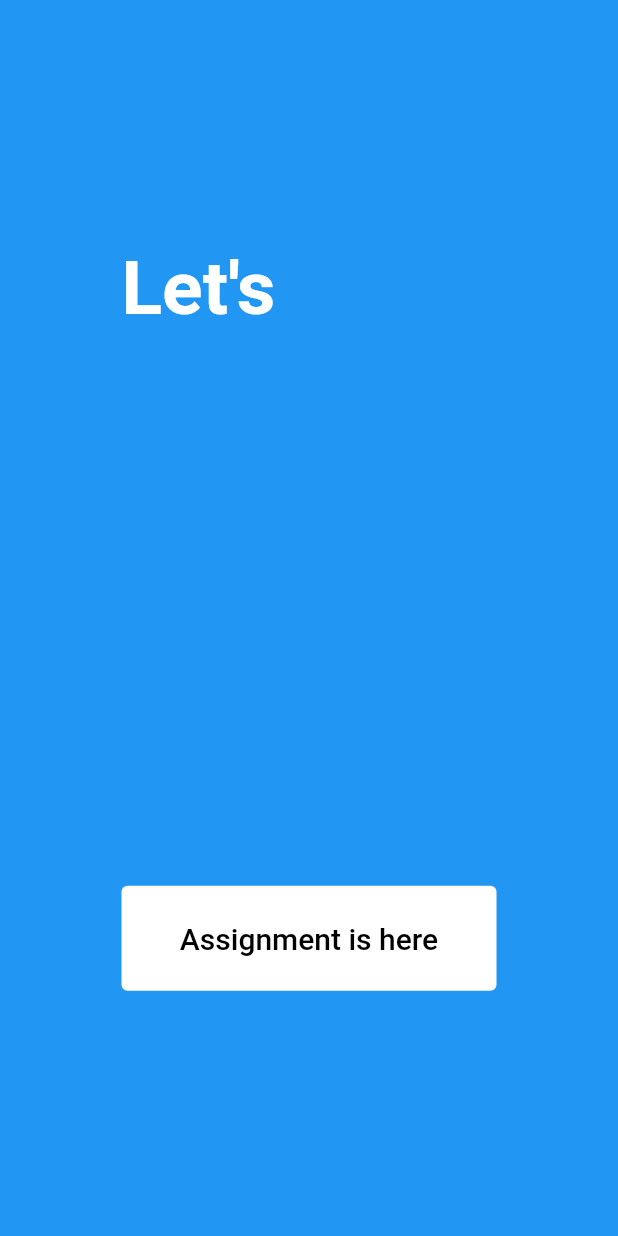
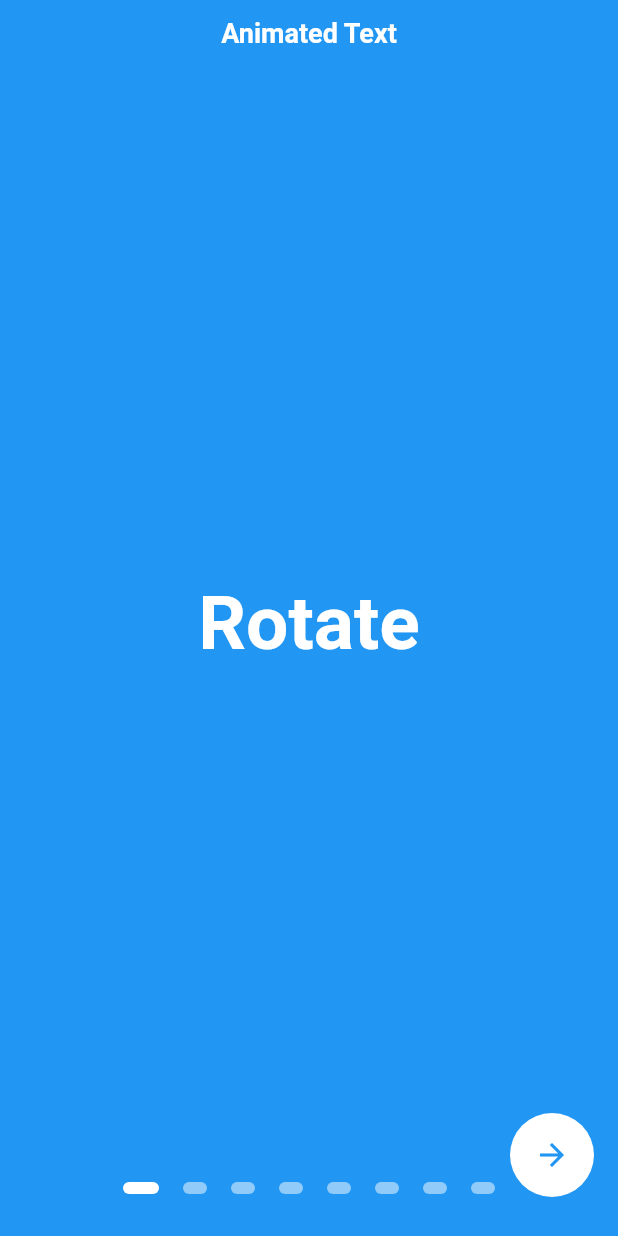
Before and after one commit to areeahmed/gdscassignment, a Flutter app: the screen it shows after launch, on a phone screen of 412 x 824 dp. Run offline on Flutter 3.47's test engine with Material 2 defaults, Android fonts, the phone set to English and light mode, and no system bars; drawn by our look-alikes of animated_text_kit, flutter_onboarding_slider.

Commit message:
Adding Animated Text with Slider to the project

```diff
--- a/lib/src/home_screen.dart
+++ b/lib/src/home_screen.dart
@@ -1,5 +1,4 @@
 import 'package:flutter/material.dart';
-import 'package:animated_text_kit/animated_text_kit.dart';
 
 class HomeScreen extends StatelessWidget {
   const HomeScreen({Key? key}) : super(key: key);
@@ -7,42 +6,43 @@ class HomeScreen extends StatelessWidget {
   @override
   Widget build(BuildContext context) {
     return Scaffold(
-      appBar: AppBar(
-        centerTitle: true,
-        title: Text('GDSC Al-iraqia'),
-        backgroundColor: Color.fromARGB(255, 35, 36, 66),
-      ),
       body: Center(
         child: Column(
           mainAxisAlignment: MainAxisAlignment.center,
           children: [
-            Text(
-              'Let\'s dart together!',
-              style: TextStyle(fontSize: 24, fontWeight: FontWeight.bold),
+            const Text(
+              'Thanks You',
+              style: TextStyle(
+                  fontSize: 50,
+                  fontWeight: FontWeight.bold,
+                  color: Colors.blue),
             ),
-            Text(
-              'Flutter Team',
-              style: TextStyle(
-                fontWeight: FontWeight.bold,
-                color: Colors.blue,
-              ),
+            const SizedBox(
+              height: 20,
             ),
-            Container(
-              margin: EdgeInsets.all(80),
-              height: 250,
-              width: 250,
+            const SizedBox(
+              height: 200,
+              width: 200,
               child: CircleAvatar(
-                backgroundColor: Color.fromARGB(255, 113, 210, 255),
-                child: Image.asset(
-                  'assets/images/gdsc.png',
-                  scale: 1.2,
+                  backgroundImage: AssetImage('assets/images/owner.jpg')),
+            ),
+            const SizedBox(
+              height: 20,
+            ),
+            Row(
+              mainAxisAlignment: MainAxisAlignment.center,
+              children: const [
+                Icon(
+                  Icons.verified,
+                  size: 30,
+                  color: Colors.blue,
                 ),
-              ),
+                SizedBox(
+                  width: 5,
+                ),
+                Text('Ari Ahmed Ibrahim'),
+              ],
             ),
-            Text(
-              '{Ari Ahmed Ibrahim}',
-              style: TextStyle(fontWeight: FontWeight.bold),
-            )
           ],
         ),
       ),
--- a/lib/src/myapp.dart
+++ b/lib/src/myapp.dart
@@ -1,6 +1,5 @@
 import 'package:flutter/material.dart';
-import 'package:gdscassignment/src/home_screen.dart';
-import 'package:gdscassignment/src/welcome_screen.dart';
+import 'package:gdscassignment/src/slider_page.dart';
 
 class MyApp extends StatelessWidget {
   const MyApp({Key? key}) : super(key: key);
@@ -9,7 +8,7 @@ class MyApp extends StatelessWidget {
   Widget build(BuildContext context) {
     return MaterialApp(
       debugShowCheckedModeBanner: false,
-      home: WelcomeScreen(),
+      home: SliderPage(),
     );
   }
 }
--- /dev/null
+++ b/lib/src/slider_page.dart
@@ -0,0 +1,356 @@
+import 'package:animated_text_kit/animated_text_kit.dart';
+import 'package:flutter/material.dart';
+import 'package:flutter_onboarding_slider/flutter_onboarding_slider.dart';
+import 'package:gdscassignment/src/home_screen.dart';
+
+class SliderPage extends StatefulWidget {
+  SliderPage({Key? key}) : super(key: key);
+
+  @override
+  State<SliderPage> createState() => _SliderPageState();
+}
+
+class _SliderPageState extends State<SliderPage> {
+  int TyperAnimatedSpeed = 300;
+  @override
+  Widget build(BuildContext context) {
+    return Scaffold(
+      body: OnBoardingSlider(
+        controllerColor: Colors.white,
+        skipIcon: const Icon(
+          Icons.arrow_forward,
+          color: Colors.blue,
+        ),
+        pageBackgroundColor: Colors.blue,
+        finishButtonColor: Colors.white,
+        finishButtonText: 'Finish',
+        onFinish: () {
+          Navigator.push(
+              context, MaterialPageRoute(builder: (context) => HomeScreen()));
+        },
+        finishButtonTextStyle: const TextStyle(color: Colors.blue),
+        totalPage: 8,
+        speed: 1.8,
+        background: [
+          Center(child: Image.asset('assets/images/gdsc.png')),
+          Center(child: Image.asset('assets/images/gdsc.png')),
+          Center(child: Image.asset('assets/images/gdsc.png')),
+          Center(child: Image.asset('assets/images/gdsc.png')),
+          Center(child: Image.asset('assets/images/gdsc.png')),
+          Center(child: Image.asset('assets/images/gdsc.png', scale: 100)),
+          Center(child: Image.asset('assets/images/gdsc.png')),
+          Center(child: Image.asset('assets/images/gdsc.png')),
+        ],
+        leading: const Center(
+          child: Text(
+            'Animated Text',
+            style: TextStyle(
+              color: Colors.white,
+              fontSize: 18,
+              fontWeight: FontWeight.bold,
+            ),
+          ),
+        ),
+        headerBackgroundColor: Colors.blue,
+        pageBodies: [
+          //
+          //
+          //* Rotate Animated Text
+          //
+          //
+          Container(
+            decoration: const BoxDecoration(color: Colors.blue),
+            height: 100,
+            width: 250,
+            child: Center(
+              child: AnimatedTextKit(
+                pause: const Duration(milliseconds: 100),
+                repeatForever: true,
+                animatedTexts: [
+                  RotateAnimatedText(
+                    'Rotate',
+                    textStyle: const TextStyle(
+                      fontSize: 50,
+                      fontWeight: FontWeight.bold,
+                      color: Colors.white,
+                    ),
+                  ),
+                  RotateAnimatedText(
+                    'Animated',
+                    textStyle: const TextStyle(
+                      fontSize: 50,
+                      fontWeight: FontWeight.bold,
+                      color: Colors.white,
+                    ),
+                  ),
+                  RotateAnimatedText(
+                    'Text',
+                    textStyle: const TextStyle(
+                      fontSize: 50,
+                      fontWeight: FontWeight.bold,
+                      color: Colors.white,
+                    ),
+                  ),
+                ],
+              ),
+            ),
+          ),
+          //
+          //
+          //* Fade Animated Text
+          //
+          //
+          Container(
+            decoration: const BoxDecoration(color: Colors.blue),
+            height: 100,
+            width: 250,
+            child: Center(
+              child: AnimatedTextKit(
+                pause: const Duration(milliseconds: 100),
+                repeatForever: true,
+                animatedTexts: [
+                  FadeAnimatedText(
+                    'Fade',
+                    textStyle: const TextStyle(
+                      fontSize: 50,
+                      fontWeight: FontWeight.bold,
+                      color: Colors.white,
+                    ),
+                  ),
+                  FadeAnimatedText(
+                    'Animated',
+                    textStyle: const TextStyle(
+                      fontSize: 50,
+                      fontWeight: FontWeight.bold,
+                      color: Colors.white,
+                    ),
+                  ),
+                  FadeAnimatedText(
+                    'Text',
+                    textStyle: const TextStyle(
+                      fontSize: 50,
+                      fontWeight: FontWeight.bold,
+                      color: Colors.white,
+                    ),
+                  ),
+                ],
+              ),
+            ),
+          ),
+          //
+          //
+          //* Typer Animated Text
+          //
+          //
+          Container(
+            decoration: const BoxDecoration(color: Colors.blue),
+            height: 100,
+            width: 250,
+            child: Center(
+              child: AnimatedTextKit(
+                pause: const Duration(milliseconds: 100),
+                repeatForever: true,
+                animatedTexts: [
+                  TyperAnimatedText(
+                    'Typer',
+                    speed: Duration(milliseconds: TyperAnimatedSpeed),
+                    textStyle: const TextStyle(
+                      fontSize: 50,
+                      fontWeight: FontWeight.bold,
+                      color: Colors.white,
+                    ),
+                  ),
+                  TyperAnimatedText(
+                    'Animated',
+                    speed: Duration(milliseconds: TyperAnimatedSpeed),
+                    textStyle: const TextStyle(
+                      fontSize: 50,
+                      fontWeight: FontWeight.bold,
+                      color: Colors.white,
+                    ),
+                  ),
+                  TyperAnimatedText(
+                    'Text',
+                    speed: Duration(milliseconds: TyperAnimatedSpeed),
+                    textStyle: const TextStyle(
+                      fontSize: 50,
+                      fontWeight: FontWeight.bold,
+                      color: Colors.white,
+                    ),
+                  ),
+                ],
+              ),
+            ),
+          ),
+          //
+          //
+          //* Scale Animated Text
+          //
+          //
+          Container(
+            decoration: const BoxDecoration(color: Colors.blue),
+            height: 100,
+            width: 250,
+            child: Center(
+              child: AnimatedTextKit(
+                pause: const Duration(milliseconds: 100),
+                repeatForever: true,
+                animatedTexts: [
+                  ScaleAnimatedText(
+                    'Scale',
+                    textStyle: const TextStyle(
+                      fontSize: 50,
+                      fontWeight: FontWeight.bold,
+                      color: Colors.white,
+                    ),
+                  ),
+                  ScaleAnimatedText(
+                    'Animated',
+                    textStyle: const TextStyle(
+                      fontSize: 50,
+                      fontWeight: FontWeight.bold,
+                      color: Colors.white,
+                    ),
+                  ),
+                  ScaleAnimatedText(
+                    'Text',
+                    textStyle: const TextStyle(
+                      fontSize: 50,
+                      fontWeight: FontWeight.bold,
+                      color: Colors.white,
+                    ),
+                  ),
+                ],
+              ),
+            ),
+          ),
+          //
+          //
+          //* Colorize Animated Text
+          //
+          //
+          Container(
+            decoration: const BoxDecoration(color: Colors.blue),
+            height: 100,
+            width: 250,
+            child: Center(
+              child: AnimatedTextKit(
+                pause: const Duration(milliseconds: 100),
+                repeatForever: true,
+                animatedTexts: [
+                  ColorizeAnimatedText(
+                    'Colorize',
+                    textStyle: const TextStyle(
+                      fontSize: 50,
+                      fontWeight: FontWeight.bold,
+                    ),
+                    colors: [Colors.white, Colors.grey, Colors.black],
+                  ),
+                  ColorizeAnimatedText(
+                    'Animated',
+                    textStyle: const TextStyle(
+                      fontSize: 50,
+                      fontWeight: FontWeight.bold,
+                    ),
+                    colors: [Colors.white, Colors.grey, Colors.black],
+                  ),
+                  ColorizeAnimatedText(
+                    'Text',
+                    textStyle: const TextStyle(
+                      fontSize: 50,
+                      fontWeight: FontWeight.bold,
+                    ),
+                    colors: [Colors.white, Colors.grey, Colors.black],
+                  ),
+                ],
+              ),
+            ),
+          ),
+          //
+          //
+          //* TextLiquidFill
+          //
+          //
+          SizedBox(
+            height: 100,
+            width: 250,
+            child: Center(
+              child: TextLiquidFill(
+                text: 'TextLiquidFill',
+                textStyle:
+                    const TextStyle(fontSize: 50, fontWeight: FontWeight.bold),
+                boxBackgroundColor: Colors.blue,
+                waveColor: Colors.white,
+              ),
+            ),
+          ),
+          //
+          //
+          //* Wavy Animated Text
+          //
+          //
+          Container(
+            decoration: const BoxDecoration(color: Colors.blue),
+            height: 100,
+            width: 250,
+            child: Center(
+              child: AnimatedTextKit(
+                pause: const Duration(milliseconds: 100),
+                repeatForever: true,
+                animatedTexts: [
+                  WavyAnimatedText(
+                    'Wavy Animated Text',
+                    textStyle: const TextStyle(
+                      fontSize: 40,
+                      fontWeight: FontWeight.bold,
+                      color: Colors.white,
+                    ),
+                  ),
+                ],
+              ),
+            ),
+          ),
+          //
+          //
+          //* Flicker Animated Text
+          //
+          //
+          Container(
+            decoration: const BoxDecoration(color: Colors.blue),
+            height: 100,
+            width: 250,
+            child: Center(
+              child: AnimatedTextKit(
+                pause: const Duration(milliseconds: 100),
+                repeatForever: true,
+                animatedTexts: [
+                  FlickerAnimatedText(
+                    'Flicker',
+                    textStyle: const TextStyle(
+                        fontSize: 50,
+                        fontWeight: FontWeight.bold,
+                        color: Colors.white),
+                  ),
+                  FlickerAnimatedText(
+                    'Animated',
+                    textStyle: const TextStyle(
+                        fontSize: 50,
+                        fontWeight: FontWeight.bold,
+                        color: Colors.white),
+                  ),
+                  FlickerAnimatedText(
+                    'Text',
+                    textStyle: const TextStyle(
+                        fontSize: 50,
+                        fontWeight: FontWeight.bold,
+                        color: Colors.white),
+                  ),
+                ],
+              ),
+            ),
+          ),
+        ],
+      ),
+    );
+  }
+}
--- a/lib/src/welcome_screen.dart
+++ /dev/null
@@ -1,79 +0,0 @@
-import 'package:animated_text_kit/animated_text_kit.dart';
-import 'package:flutter/material.dart';
-import 'package:gdscassignment/src/home_screen.dart';
-
-class WelcomeScreen extends StatefulWidget {
-  WelcomeScreen({Key? key}) : super(key: key);
-
-  @override
-  State<WelcomeScreen> createState() => _WelcomeScreenState();
-}
-
-class _WelcomeScreenState extends State<WelcomeScreen> {
-  @override
-  Widget build(BuildContext context) {
-    return Scaffold(
-      backgroundColor: Colors.blue,
-      body: Center(
-        child: Column(
-          mainAxisAlignment: MainAxisAlignment.spaceAround,
-          children: [
-            //* Using animated package for adding animated movement to the text
-            Container(
-              height: 100,
-              width: 250,
-              child: AnimatedTextKit(
-                pause: Duration(milliseconds: 100),
-                repeatForever: true,
-                animatedTexts: [
-                  RotateAnimatedText(
-                    'Let\'s',
-                    textStyle: TextStyle(
-                      fontSize: 50,
-                      fontWeight: FontWeight.bold,
-                      color: Colors.white,
-                    ),
-                  ),
-                  RotateAnimatedText(
-                    'Dart',
-                    textStyle: TextStyle(
-                      fontSize: 50,
-                      fontWeight: FontWeight.bold,
-                      color: Colors.white,
-                    ),
-                  ),
-                  RotateAnimatedText(
-                    'Together!',
-                    textStyle: TextStyle(
-                      fontSize: 50,
-                      fontWeight: FontWeight.bold,
-                      color: Colors.white,
-                    ),
-                  ),
-                ],
-              ),
-            ),
-            Container(
-              width: 250,
-              height: 70,
-              child: TextButton(
-                style: TextButton.styleFrom(backgroundColor: Colors.white),
-                onPressed: () {
-                  Navigator.pushReplacement(context,
-                      MaterialPageRoute(builder: (context) => HomeScreen()));
-                },
-                child: Text(
-                  'Assignment is here',
-                  style: TextStyle(
-                    fontSize: 20,
-                    color: Colors.black,
-                  ),
-                ),
-              ),
-            ),
-          ],
-        ),
-      ),
-    );
-  }
-}
--- a/pubspec.yaml
+++ b/pubspec.yaml
@@ -37,6 +37,7 @@ dependencies:
   # Use with the CupertinoIcons class for iOS style icons.
   cupertino_icons: ^1.0.2
   animated_text_kit: ^4.2.2
+  flutter_onboarding_slider: ^1.0.8
 
 dev_dependencies:
   flutter_test:
```
Also changed, not shown: assets/images/owner.jpg (added), pubspec.lock.
